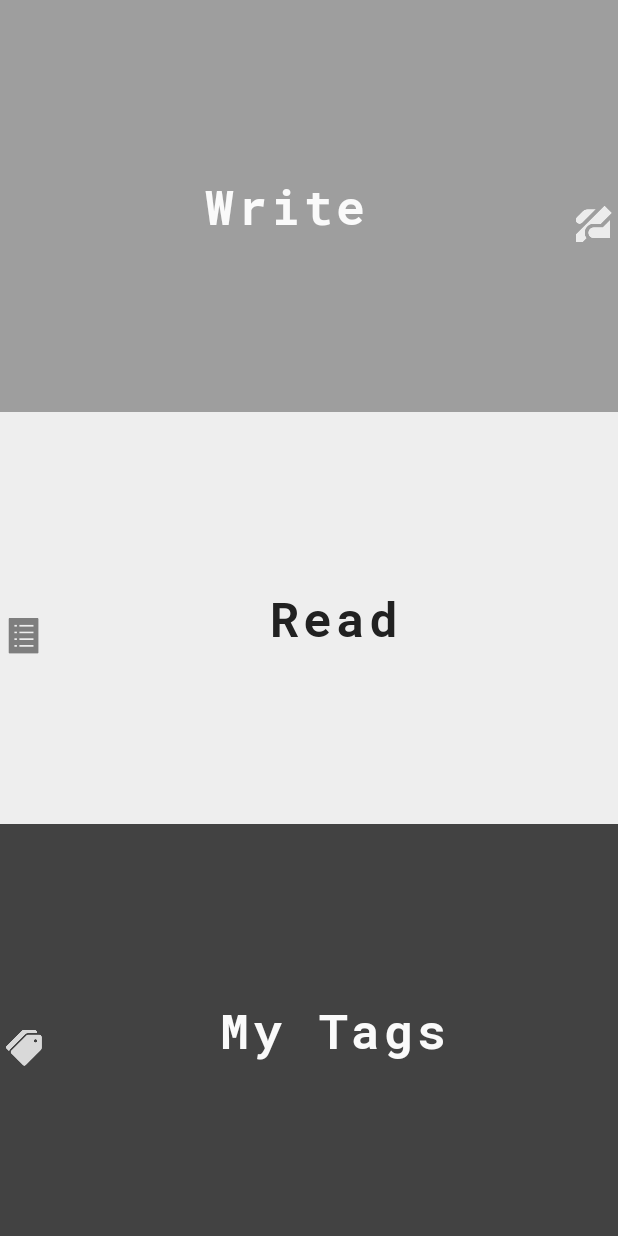
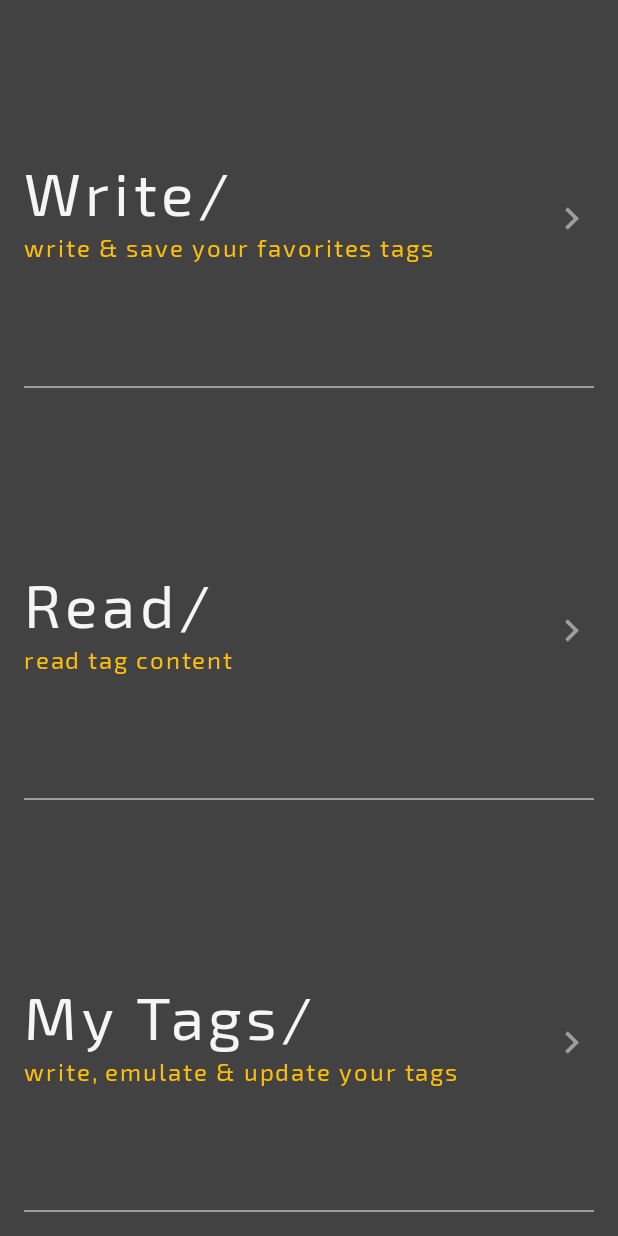
Before and after one commit to l3vick/EasyNfc, an Android app: the fragment MenuFragment shown on its own in the app's theme, on a phone screen of 412 x 824 dp. Run offline under Robolectric (Android 15) with nearby library versions, the phone set to English and light mode, and no system bars; libraries missing offline, so code that uses them is left out: org.jetbrains.anko; 3 statements that could not run were skipped.

Commit message:
menu view ok, added databinding item tag view

```diff
--- /dev/null
+++ b/app/src/main/res/drawable/ic_chevron_right_30dp.xml
@@ -0,0 +1,4 @@
+<vector android:height="30dp" android:viewportHeight="24.0"
+    android:viewportWidth="24.0" android:width="30dp" xmlns:android="http://schemas.android.com/apk/res/android">
+    <path android:fillColor="#9e9e9e" android:pathData="M10,6L8.59,7.41 13.17,12l-4.58,4.59L10,18l6,-6z"/>
+</vector>
--- a/app/src/main/res/layout/fragment_menu.xml
+++ b/app/src/main/res/layout/fragment_menu.xml
@@ -6,44 +6,139 @@
     android:layout_height="match_parent"
     tools:context=".ui.menu.MenuFragment">
 
-    <Button
+    <android.support.constraint.ConstraintLayout
         android:id="@+id/btnWrite"
-        style="@style/menu_btn_dark_big"
         android:layout_width="match_parent"
         android:layout_height="0dp"
-        android:background="@color/gray_material_500"
-        android:text="@string/btn_write"
-        android:drawableRight="@drawable/ic_write_item"
+        style="@style/menu_box"
         app:layout_constraintBottom_toTopOf="@+id/btnRead"
         app:layout_constraintLeft_toLeftOf="parent"
         app:layout_constraintRight_toRightOf="parent"
-        app:layout_constraintTop_toTopOf="parent" />
+        app:layout_constraintTop_toTopOf="parent">
 
-    <Button
+        <TextView
+            android:id="@+id/txtWriteTitle"
+            style="@style/menu_txt"
+            android:layout_width="wrap_content"
+            android:layout_height="wrap_content"
+            android:text="@string/write_title"
+            app:layout_constraintBottom_toBottomOf="parent"
+            app:layout_constraintHorizontal_chainStyle="spread"
+            app:layout_constraintTop_toTopOf="parent" />
+
+        <TextView
+            android:id="@+id/txtWriteSubtitle"
+            style="@style/menu_txt_small"
+            android:layout_width="wrap_content"
+            android:layout_height="wrap_content"
+            android:text="@string/write_subtitle"
+            app:layout_constraintTop_toBottomOf="@id/txtWriteTitle" />
+
+        <ImageView
+            android:layout_width="wrap_content"
+            android:layout_height="wrap_content"
+            android:paddingTop="@dimen/app_double_padding"
+            android:src="@drawable/ic_chevron_right_30dp"
+            app:layout_constraintBottom_toBottomOf="parent"
+            app:layout_constraintRight_toRightOf="parent"
+            app:layout_constraintTop_toTopOf="parent" />
+
+        <RelativeLayout
+            android:layout_width="match_parent"
+            android:layout_height="1dp"
+            android:background="@color/gray_material_500"
+            app:layout_constraintBottom_toBottomOf="parent" />
+
+    </android.support.constraint.ConstraintLayout>
+
+    <android.support.constraint.ConstraintLayout
         android:id="@+id/btnRead"
-        style="@style/menu_btn_light_big"
         android:layout_width="match_parent"
         android:layout_height="0dp"
-        android:background="@color/gray_material_200"
-        android:text="@string/btn_read"
-        android:drawableLeft="@drawable/ic_read_item"
+        style="@style/menu_box"
         app:layout_constraintBottom_toBottomOf="@+id/btnMyTags"
         app:layout_constraintLeft_toLeftOf="parent"
         app:layout_constraintRight_toRightOf="parent"
-        app:layout_constraintTop_toBottomOf="@+id/btnWrite" />
+        app:layout_constraintTop_toBottomOf="@+id/btnWrite">
 
-    <Button
+        <TextView
+            android:id="@+id/txtReadTitle"
+            style="@style/menu_txt"
+            android:layout_width="wrap_content"
+            android:layout_height="wrap_content"
+            android:text="@string/read_title"
+            app:layout_constraintBottom_toBottomOf="parent"
+            app:layout_constraintHorizontal_chainStyle="spread"
+            app:layout_constraintTop_toTopOf="parent" />
+
+        <TextView
+            android:id="@+id/txtReadSubtitle"
+            style="@style/menu_txt_small"
+            android:layout_width="wrap_content"
+            android:layout_height="wrap_content"
+            android:text="@string/read_subtitle"
+            app:layout_constraintTop_toBottomOf="@id/txtReadTitle" />
+
+        <ImageView
+            android:layout_width="wrap_content"
+            android:layout_height="wrap_content"
+            android:paddingTop="@dimen/app_double_padding"
+            android:src="@drawable/ic_chevron_right_30dp"
+            app:layout_constraintBottom_toBottomOf="parent"
+            app:layout_constraintRight_toRightOf="parent"
+            app:layout_constraintTop_toTopOf="parent" />
+
+        <RelativeLayout
+            android:layout_width="match_parent"
+            android:layout_height="1dp"
+            android:background="@color/gray_material_500"
+            app:layout_constraintBottom_toBottomOf="parent" />
+
+    </android.support.constraint.ConstraintLayout>
+
+    <android.support.constraint.ConstraintLayout
         android:id="@+id/btnMyTags"
-        style="@style/menu_btn_dark_big"
         android:layout_width="match_parent"
         android:layout_height="0dp"
-        android:background="@color/gray_material_800"
-        android:text="@string/btn_mytags"
-        android:drawableLeft="@drawable/ic_mytags_item"
+        style="@style/menu_box"
         app:layout_constraintBottom_toBottomOf="parent"
         app:layout_constraintLeft_toLeftOf="parent"
         app:layout_constraintRight_toRightOf="parent"
-        app:layout_constraintTop_toBottomOf="@+id/btnRead" />
+        app:layout_constraintTop_toBottomOf="@+id/btnRead">
 
+        <TextView
+            android:id="@+id/txtTitle"
+            style="@style/menu_txt"
+            android:layout_width="wrap_content"
+            android:layout_height="wrap_content"
+            android:text="@string/mytags_title"
+            app:layout_constraintBottom_toBottomOf="parent"
+            app:layout_constraintHorizontal_chainStyle="spread"
+            app:layout_constraintTop_toTopOf="parent" />
+
+        <TextView
+            android:id="@+id/txtSubtitle"
+            style="@style/menu_txt_small"
+            android:layout_width="wrap_content"
+            android:layout_height="wrap_content"
+            android:text="@string/mytags_subtitle"
+            app:layout_constraintTop_toBottomOf="@id/txtTitle" />
+
+        <ImageView
+            android:layout_width="wrap_content"
+            android:layout_height="wrap_content"
+            android:paddingTop="@dimen/app_double_padding"
+            android:src="@drawable/ic_chevron_right_30dp"
+            app:layout_constraintBottom_toBottomOf="parent"
+            app:layout_constraintRight_toRightOf="parent"
+            app:layout_constraintTop_toTopOf="parent" />
+
+        <RelativeLayout
+            android:layout_width="match_parent"
+            android:layout_height="1dp"
+            android:background="@color/gray_material_500"
+            app:layout_constraintBottom_toBottomOf="parent" />
+
+    </android.support.constraint.ConstraintLayout>
 
 </android.support.constraint.ConstraintLayout>
--- a/app/src/main/res/values/colors.xml
+++ b/app/src/main/res/values/colors.xml
@@ -15,5 +15,7 @@
     <color name="gray_material_700">#616161</color>
     <color name="gray_material_800">#424242</color>
     <color name="gray_material_900">#212121</color>
+    <color name="amber_material_500">#ffc107</color>
+    <color name="amber_material_600">#ffb300</color>
 
 </resources>
--- /dev/null
+++ b/app/src/main/res/values/dimens.xml
@@ -0,0 +1,8 @@
+<?xml version="1.0" encoding="utf-8"?>
+<resources>
+    <dimen name="app_padding">16dp</dimen>
+    <dimen name="app_double_padding">32dp</dimen>
+    <dimen name="elevation">4dp</dimen>
+    <dimen name="item_tags_txt_size">20sp</dimen>
+    <dimen name="item_tags_txt_margin_top">4dp</dimen>
+</resources>
--- a/app/src/main/res/values/strings.xml
+++ b/app/src/main/res/values/strings.xml
@@ -1,12 +1,15 @@
 <resources>
     <string name="app_name">EasyNFC</string>
 
-    <!--Menu Buttons -->
-    <string name="btn_read">Read</string>
-    <string name="btn_mytags">My Tags</string>
-    <string name="btn_write">Write</string>
+    <!--Menu -->
+    <string name="read_title">Read/</string>
+    <string name="mytags_title">My Tags/</string>
+    <string name="write_title">Write/</string>
+    <string name="write_subtitle">write &amp; save your favorites tags</string>
+    <string name="read_subtitle">read tag content</string>
+    <string name="mytags_subtitle">write, emulate &amp; update your tags</string>
 
-    <!--Tags Buttons -->
+    <!--Tags-->
     <string name="btn_text">Text</string>
     <string name="btn_url">Url</string>
     <string name="btn_sms">Sms</string>
@@ -18,4 +21,11 @@
     <string name="btn_format">Format</string>
     <string name="btn_lock">Lock</string>
 
+    <string name="title">Text</string>
+    <string name="src">"@drawable/ic_read"</string>
+
+
+
+
+
 </resources>
--- a/app/src/main/res/values/styles.xml
+++ b/app/src/main/res/values/styles.xml
@@ -7,43 +7,41 @@
         <item name="colorAccent">@color/gray_material_50</item>
     </style>
 
+    <style name="menu_box">
+        <item name="android:background">@color/gray_material_800</item>
+        <item name="android:paddingBottom">@dimen/app_padding</item>
+        <item name="android:paddingEnd">@dimen/app_padding</item>
+        <item name="android:paddingStart">@dimen/app_padding</item>
+    </style>
 
-    <!-- Buttons Style -->
-    <style name="menu_btn_light" parent="@android:style/Widget.Button">
+    <!-- Menu Buttons Style -->
+    <style name="menu_txt" parent="@android:style/Widget.TextView">
+        <item name="android:textColor">@color/gray_material_100</item>
+        <item name="android:textAllCaps">false</item>
+        <item name="android:textSize">40sp</item>
+        <item name="android:lineSpacingExtra">1dp</item>
+        <item name="android:letterSpacing">0.08</item>
+        <item name="android:fontFamily">@font/exo2</item>
+    </style>
+
+    <style name="menu_txt_small" parent="@android:style/Widget.TextView">
+        <item name="android:textColor">@color/amber_material_500</item>
+        <item name="android:textAllCaps">false</item>
+        <item name="android:textSize">16sp</item>
+        <item name="android:lineSpacingExtra">1dp</item>
+        <item name="android:letterSpacing">0.08</item>
+        <item name="android:fontFamily">@font/exo2</item>
+    </style>
+
+    <!-- Tags Buttons Style -->
+    <style name="tag_btn" parent="@android:style/Widget.Button">
         <item name="android:textColor">@color/gray_material_50</item>
         <item name="android:textAllCaps">false</item>
         <item name="android:textSize">24sp</item>
-        <item name="android:lineSpacingExtra">4dp</item>
+        <item name="android:lineSpacingExtra">1dp</item>
         <item name="android:letterSpacing">0.08</item>
-        <item name="android:fontFamily">@font/roboto_mono_bold</item>
-    </style>
-
-    <style name="menu_btn_dark" parent="@android:style/Widget.Button">
-        <item name="android:textColor">@color/gray_material_900</item>
-        <item name="android:textAllCaps">false</item>
-        <item name="android:textSize">24sp</item>
-        <item name="android:lineSpacingExtra">4dp</item>
-        <item name="android:letterSpacing">0.08</item>
-        <item name="android:fontFamily">@font/roboto_mono_bold</item>
+        <item name="android:fontFamily">@font/exo2</item>
     </style>
 
 
-    <style name="menu_btn_dark_big" parent="@android:style/Widget.Button">
-        <item name="android:textColor">@color/gray_material_50</item>
-        <item name="android:textAllCaps">false</item>
-        <item name="android:textSize">32sp</item>
-        <item name="android:lineSpacingExtra">4dp</item>
-        <item name="android:letterSpacing">0.08</item>
-        <item name="android:fontFamily">@font/roboto_mono_bold</item>
-    </style>
-
-    <style name="menu_btn_light_big" parent="@android:style/Widget.Button">
-        <item name="android:textColor">@color/gray_material_900</item>
-        <item name="android:textAllCaps">false</item>
-        <item name="android:textSize">32sp</item>
-        <item name="android:lineSpacingExtra">4dp</item>
-        <item name="android:letterSpacing">0.08</item>
-        <item name="android:fontFamily">@font/roboto_mono_bold</item>
-    </style>
-
 </resources>
```
Also changed, not shown: app/build.gradle (+9 -0 lines), app/src/main/java/com/easynfc/ui/tags/TagsFragment.kt (+4 -3 lines), app/src/main/res/drawable/menu_btn_background.xml (added, +8 -0 lines), app/src/main/res/layout/fragment_tags.xml (+41 -17 lines), app/src/main/res/layout/item_tags.xml (added, +51 -0 lines), app/src/main/res/font/exo2.ttf (added).
